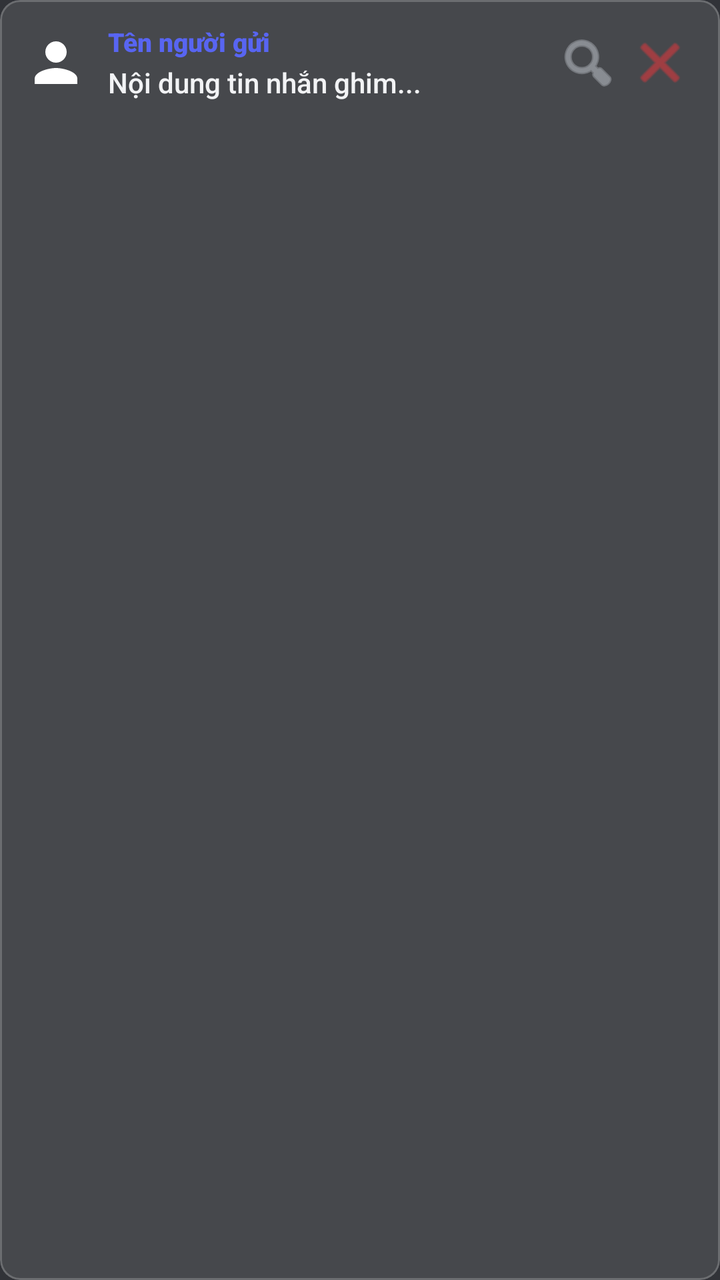
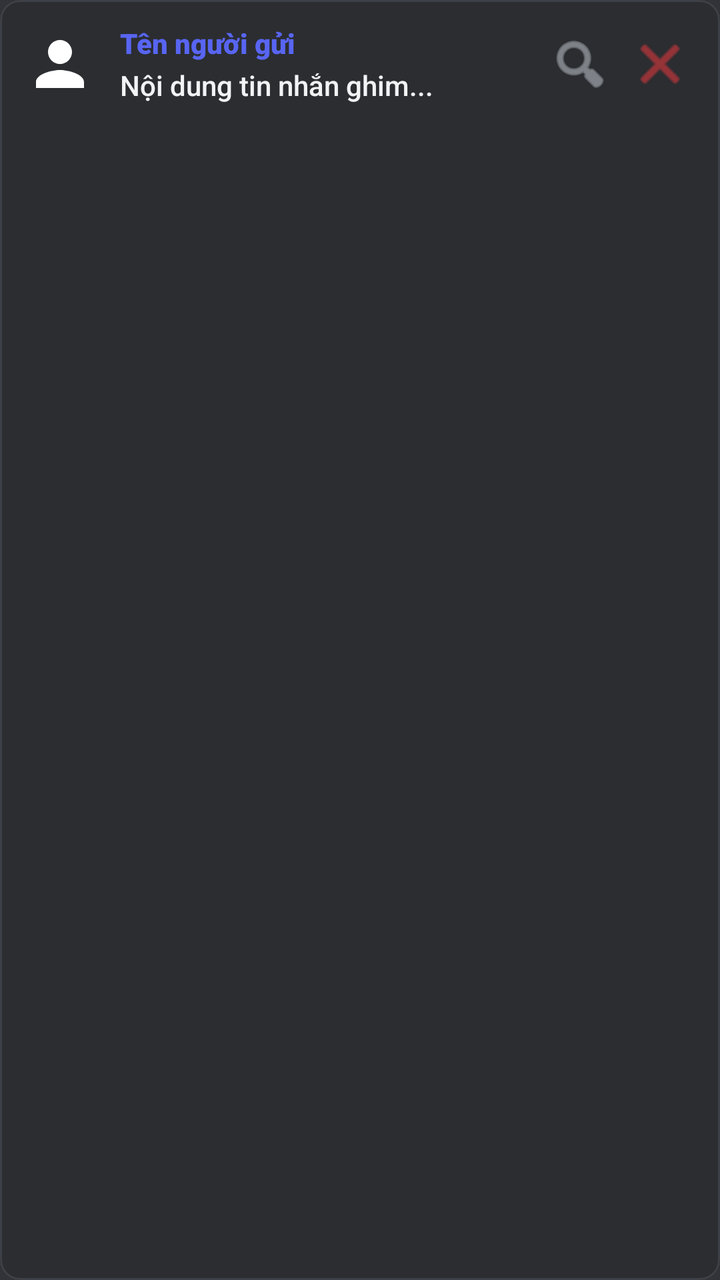

Compare the two renders of this Android layout. The source of the first and the diff that turns it into the second are given below.
<!-- AndroidManifest.xml: application theme Theme.SE114_CallingSystem -->
<!-- res/layout/item_pinned_message.xml -->
<?xml version="1.0" encoding="utf-8"?>
<com.google.android.material.card.MaterialCardView xmlns:android="http://schemas.android.com/apk/res/android"
    xmlns:app="http://schemas.android.com/apk/res-auto"
    android:layout_width="match_parent"
    android:layout_height="wrap_content"
    android:layout_marginVertical="6dp"
    android:layout_marginHorizontal="4dp"
    app:cardBackgroundColor="#1AFFFFFF"
    app:cardCornerRadius="10dp"
    app:cardElevation="0dp"
    app:strokeWidth="1dp"
    app:strokeColor="#33FFFFFF">

    <LinearLayout
        android:layout_width="match_parent"
        android:layout_height="wrap_content"
        android:orientation="horizontal"
        android:gravity="center_vertical"
        android:padding="12dp">

        <com.google.android.material.imageview.ShapeableImageView
            android:id="@+id/ivAvatar"
            android:layout_width="32dp"
            android:layout_height="32dp"
            android:src="@drawable/icon_user"
            android:scaleType="centerCrop"
            app:shapeAppearanceOverlay="@style/CircleImage"
            android:layout_marginEnd="10dp"/>

        <LinearLayout
            android:layout_width="0dp"
            android:layout_height="wrap_content"
            android:layout_weight="1"
            android:orientation="vertical">

            <TextView
                android:id="@+id/tvSenderName"
                android:layout_width="wrap_content"
                android:layout_height="wrap_content"
                android:text="Tên người gửi"
                android:textColor="@color/accent"
                android:textSize="13sp"
                android:fontFamily="sans-serif-black"/>

            <TextView
                android:id="@+id/tvMessageContent"
                android:layout_width="wrap_content"
                android:layout_height="wrap_content"
                android:text="Nội dung tin nhắn ghim..."
                android:textColor="@color/text_primary"
                android:textSize="14sp"
                android:fontFamily="sans-serif-medium"
                android:layout_marginTop="2dp"
                android:maxLines="2"
                android:ellipsize="end"/>
        </LinearLayout>

        <ImageButton
            android:id="@+id/btnGoTo"
            android:layout_width="36dp"
            android:layout_height="36dp"
            android:background="?attr/selectableItemBackgroundBorderless"
            android:src="@android:drawable/ic_menu_search"
            app:tint="@color/icon_tint"
            android:contentDescription="Đi tới tin nhắn"/>

        <ImageButton
            android:id="@+id/btnUnpin"
            android:layout_width="36dp"
            android:layout_height="36dp"
            android:background="?attr/selectableItemBackgroundBorderless"
            android:src="@android:drawable/ic_menu_close_clear_cancel"
            app:tint="@color/danger"
            android:contentDescription="Bỏ ghim"/>

    </LinearLayout>
</com.google.android.material.card.MaterialCardView>
<!-- resources referenced by this layout -->
<resources>
  <color name="accent">@color/discord_blurple</color>
  <color name="danger">@color/discord_red</color>
  <color name="icon_tint">@color/discord_text_secondary</color>
  <color name="text_primary">@color/discord_text_primary</color>
  <!-- drawable icon_user (drawable) -->
  <?xml version="1.0" encoding="utf-8"?>
  <vector xmlns:android="http://schemas.android.com/apk/res/android"
      android:width="24dp"
      android:height="24dp"
      android:viewportWidth="24"
      android:viewportHeight="24">
      <path
          android:fillColor="#FFFFFF"
          android:pathData="M12,12c2.21,0 4,-1.79 4,-4s-1.79,-4 -4,-4 -4,1.79 -4,4 1.79,4 4,4zM12,14c-2.67,0 -8,1.34 -8,4v2h16v-2c0,-2.66 -5.33,-4 -8,-4z"/>
  </vector>
  <style name="CircleImage">
          <item name="cornerSize">50%</item>
      </style>
  <style name="Theme.SE114_CallingSystem" parent="Base.Theme.SE114_CallingSystem" />
  <color name="discord_blurple">#5865F2</color>
  <color name="discord_red">#DA373C</color>
  <color name="discord_text_secondary">#B5BAC1</color>
  <color name="discord_text_primary">#F2F3F5</color>
  <style name="Base.Theme.SE114_CallingSystem" parent="Theme.Material3.DayNight.NoActionBar">
          <item name="colorPrimary">@color/accent</item>
          <item name="colorOnPrimary">@color/text_on_accent</item>
          <item name="colorSecondary">@color/accent_light</item>
          <item name="android:windowBackground">@color/bg_primary</item>
          <item name="android:statusBarColor">@color/bg_primary</item>
          <item name="android:navigationBarColor">@color/bg_primary</item>
      </style>
  <color name="text_on_accent">#FFFFFF</color>
  <color name="accent_light">#7A85F5</color>
  <color name="bg_primary">@color/discord_dark_base</color>
  <color name="discord_dark_base">#313338</color>
</resources>

<!-- the commit's change to res/layout/item_pinned_message.xml (unified diff, before → after) -->
@@ -5,11 +5,11 @@
     android:layout_height="wrap_content"
     android:layout_marginVertical="6dp"
     android:layout_marginHorizontal="4dp"
-    app:cardBackgroundColor="#1AFFFFFF"
+    app:cardBackgroundColor="@color/discord_dark_alt"
     app:cardCornerRadius="10dp"
     app:cardElevation="0dp"
     app:strokeWidth="1dp"
-    app:strokeColor="#33FFFFFF">
+    app:strokeColor="@color/discord_divider">
 
     <LinearLayout
         android:layout_width="match_parent"
@@ -20,12 +20,12 @@
 
         <com.google.android.material.imageview.ShapeableImageView
             android:id="@+id/ivAvatar"
-            android:layout_width="32dp"
-            android:layout_height="32dp"
+            android:layout_width="36dp"
+            android:layout_height="36dp"
             android:src="@drawable/icon_user"
             android:scaleType="centerCrop"
             app:shapeAppearanceOverlay="@style/CircleImage"
-            android:layout_marginEnd="10dp"/>
+            android:layout_marginEnd="12dp"/>
 
         <LinearLayout
             android:layout_width="0dp"
@@ -38,8 +38,8 @@
                 android:layout_width="wrap_content"
                 android:layout_height="wrap_content"
                 android:text="Tên người gửi"
-                android:textColor="@color/accent"
-                android:textSize="13sp"
+                android:textColor="@color/discord_blurple"
+                android:textSize="14sp"
                 android:fontFamily="sans-serif-black"/>
 
             <TextView
@@ -47,7 +47,7 @@
                 android:layout_width="wrap_content"
                 android:layout_height="wrap_content"
                 android:text="Nội dung tin nhắn ghim..."
-                android:textColor="@color/text_primary"
+                android:textColor="@color/discord_text_primary"
                 android:textSize="14sp"
                 android:fontFamily="sans-serif-medium"
                 android:layout_marginTop="2dp"
@@ -61,8 +61,9 @@
             android:layout_height="36dp"
             android:background="?attr/selectableItemBackgroundBorderless"
             android:src="@android:drawable/ic_menu_search"
-            app:tint="@color/icon_tint"
-            android:contentDescription="Đi tới tin nhắn"/>
+            app:tint="@color/discord_text_secondary"
+            android:contentDescription="Đi tới tin nhắn"
+            android:layout_marginEnd="4dp"/>
 
         <ImageButton
             android:id="@+id/btnUnpin"
@@ -70,7 +71,7 @@
             android:layout_height="36dp"
             android:background="?attr/selectableItemBackgroundBorderless"
             android:src="@android:drawable/ic_menu_close_clear_cancel"
-            app:tint="@color/danger"
+            app:tint="@color/discord_red"
             android:contentDescription="Bỏ ghim"/>
 
     </LinearLayout>
<!-- resource entries referenced after the edit -->
@@ -1,9 +1,6 @@
 <!-- resources referenced by this layout -->
 <resources>
   <color name="accent">@color/discord_blurple</color>
-  <color name="danger">@color/discord_red</color>
-  <color name="icon_tint">@color/discord_text_secondary</color>
-  <color name="text_primary">@color/discord_text_primary</color>
   <!-- drawable icon_user (drawable) -->
   <?xml version="1.0" encoding="utf-8"?>
   <vector xmlns:android="http://schemas.android.com/apk/res/android"
@@ -20,6 +17,8 @@
       </style>
   <style name="Theme.SE114_CallingSystem" parent="Base.Theme.SE114_CallingSystem" />
   <color name="discord_blurple">#5865F2</color>
+  <color name="discord_dark_alt">#2B2D31</color>
+  <color name="discord_divider">#3E4047</color>
   <color name="discord_red">#DA373C</color>
   <color name="discord_text_secondary">#B5BAC1</color>
   <color name="discord_text_primary">#F2F3F5</color>
